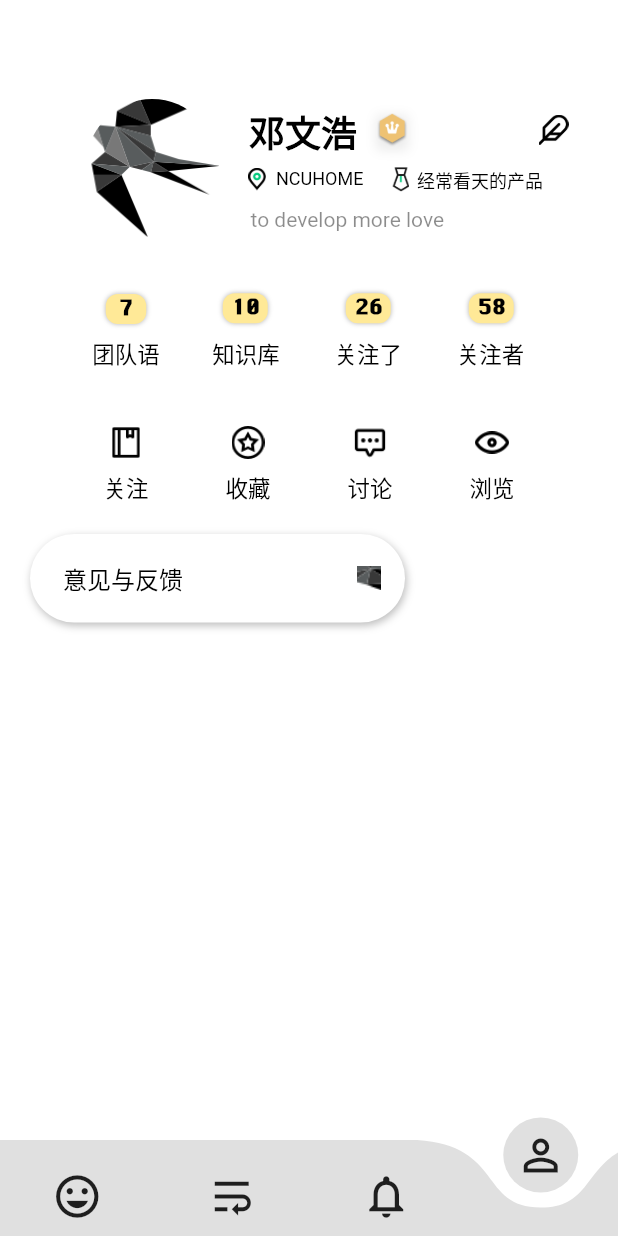
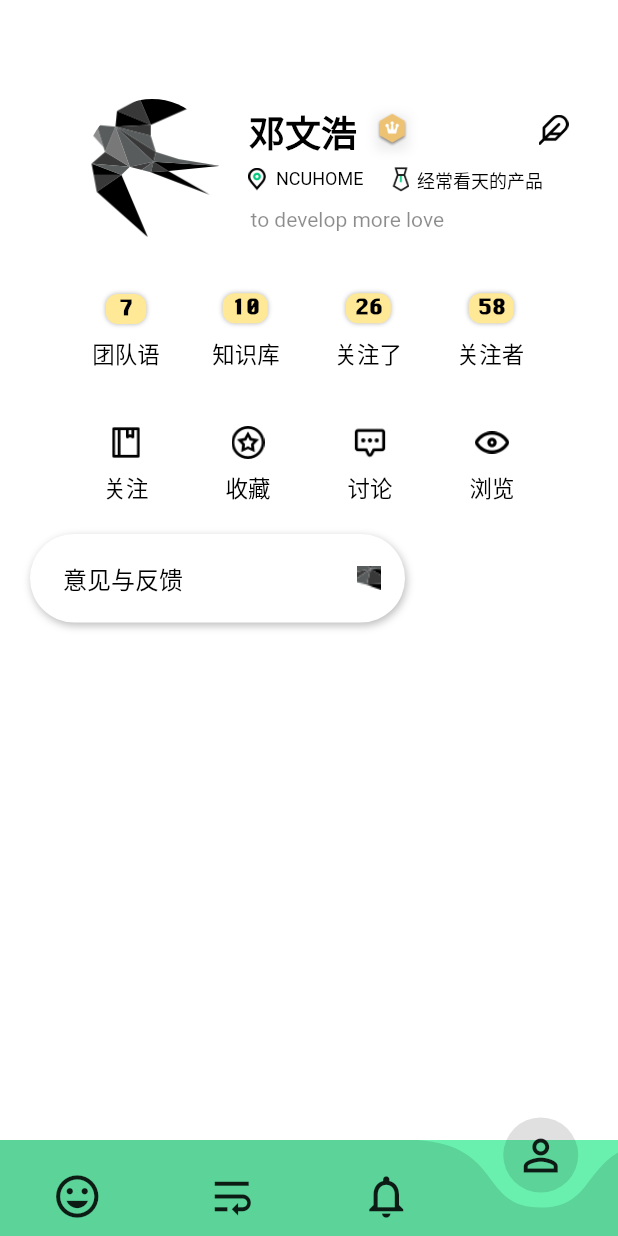
Before and after one commit to aboutmydreams/yuyan_app, a Flutter app: the HomePage screen opened directly, item 4 of the bottom bar chosen, on a phone screen of 412 x 824 dp. Run offline on Flutter 3.47's test engine with Material 2 defaults, Android fonts, the phone set to English and light mode, and no system bars; drawn by our look-alikes of badges, curved_navigation_bar; our stand-ins replace cached_network_image, dio, flare_flutter, flutter_svg, fluttertoast, liquid_swipe and 2 more; missing offline and left inert: flutter_webview_plugin; accounts and stored records are empty; Roboto replaces fonts that are missing (PingFang SC).

```diff
--- a/lib/views/home_page.dart
+++ b/lib/views/home_page.dart
@@ -37,7 +37,7 @@ class _HomePageState extends State<HomePage> {
       bottomNavigationBar: CurvedNavigationBar(
         key: _bottomNavigationKey,
         color: Colors.black12,
-        backgroundColor: Colors.white,
+        backgroundColor: Colors.greenAccent,
         animationCurve: Curves.easeInQuad,
         height: 64,
         items: <Widget>[
```
